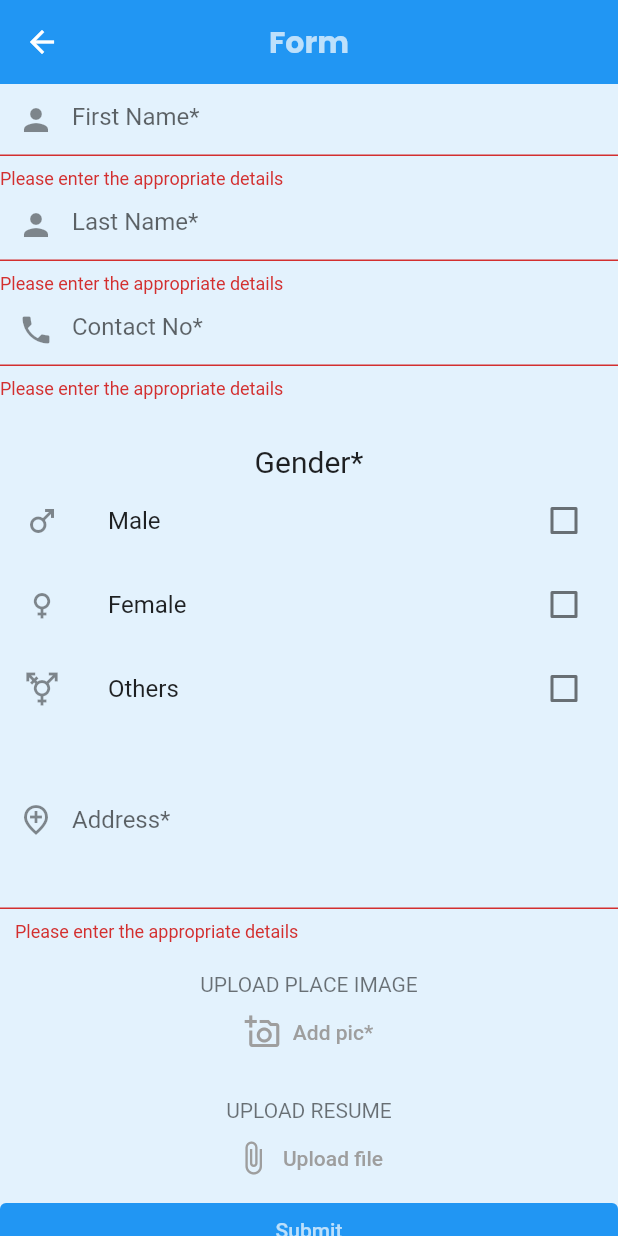
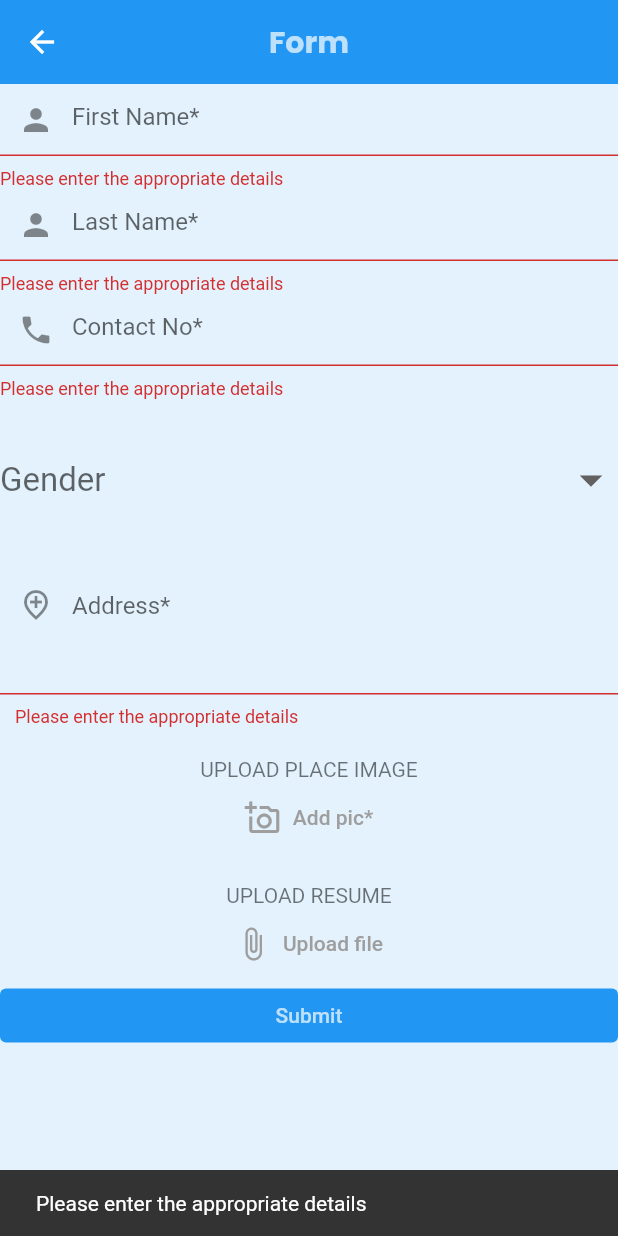
Before and after one commit to afranmuzammil/ResumeApp, a Flutter app: the Forms screen opened directly, after a tap on "Submit", on a phone screen of 412 x 824 dp. Run offline on Flutter 3.47's test engine with Material 2 defaults, Android fonts, the phone set to English and light mode, and no system bars; our stand-ins replace cloud_firestore, file_picker, firebase_core, firebase_storage, google_fonts, image_picker; accounts and stored records are empty.

Commit message:
firebase file upload and image upload

```diff
--- a/lib/pages/form.dart
+++ b/lib/pages/form.dart
@@ -1,9 +1,11 @@
 
 import 'dart:io';
 import 'package:cloud_firestore/cloud_firestore.dart';
+import 'package:file_picker/file_picker.dart';
 import 'package:flutter/material.dart';
 import 'package:google_fonts/google_fonts.dart';
 import 'package:image_picker/image_picker.dart';
+import 'package:firebase_storage/firebase_storage.dart' as firebase_storage;
 
 class Forms extends StatefulWidget {
   const Forms({Key? key}) : super(key: key);
@@ -15,6 +17,7 @@ class Forms extends StatefulWidget {
 class _FormsState extends State<Forms> {
   final ScrollController _controllerOne = ScrollController();
   final formKey = GlobalKey<FormState>();
+  firebase_storage.Reference ?ref;
 
   File ?userImage;
   final picker = ImagePicker();
@@ -69,15 +72,80 @@ class _FormsState extends State<Forms> {
     );
   }
 
+  firebase_storage.UploadTask? task;
+  File? file;
+
+  Future selectFile() async{
+    final result = await FilePicker.platform.pickFiles(allowMultiple: false);
+    if(result == null) return;
+    final path = result.files.single.path;
+
+    setState(() => file = File(path!));
+  }
+  String ?fileurl ;
+  Future uploadFile() async{
+    if(file == null ) return;
+
+    final fileName = (file!.path.split("/").last);
+    final destination = 'files/$fileName';
+
+   task = FirebaseApi.uploadFile(destination,file!);
+
+   if(task == null) return;
+   final snapshot = await task!.whenComplete(() {});
+   final urlDownload = await snapshot.ref.getDownloadURL();
+   fileurl = urlDownload;
+   print("Donwload url $urlDownload");
+  }
+
+  String ?imageLink;
+  var upTime;
+
+  Future uploadImageToFirebase(BuildContext context) async {
+    String fileName = userImage!.path;
+    ScaffoldMessenger.of(context).showSnackBar(
+      SnackBar(
+        content: Row(
+          mainAxisAlignment: MainAxisAlignment.spaceBetween,
+          children: const [
+           Text("Image Uploading..."),
+            // CircularProgressIndicator(
+            //   valueColor: Colors.white,
+            //   backgroundColor: Colors.white,
+            //   semanticsLabel: 'Linear progress indicator',
+            // ),
+          ],
+        ),
+      ),
+    );
+    print("hello");
+    ref = firebase_storage.FirebaseStorage.instance
+        .ref()
+        .child('uploads/${userImage!.path}');
+
+    await ref!.putFile(userImage!).whenComplete(() async {
+      ref?.getDownloadURL().then((value) {
+        imageLink = value;
+      });
+    });
+    //print(upTime);
+    return imageLink;
+  }
+
+
   //controllers
   final FirstName = TextEditingController();
   final LastName =  TextEditingController();
   final Mobile =  TextEditingController();
   final Address =  TextEditingController();
 
-  bool Male = false;
-  bool Female = false;
-  bool Others = false;
+  String ?GenderValue;
+  List GenderList=[
+    "Male",
+    "Female",
+    "Others"
+  ];
+
 
   bool uploadVisible = false;
   bool isEnabled = true;
@@ -171,75 +239,89 @@ class _FormsState extends State<Forms> {
                     const SizedBox(
                       height: 30.0,
                     ),
-                    const Text(
-                      'Gender*',
-                      style: TextStyle(
-                          fontSize: 20.0,
-                         // backgroundColor: Colors.black12
-                      ),
-                      textAlign: TextAlign.left,
+                    //Gender
+                    DropdownButton<String>(
+                      hint: const Text("Gender"),
+                      dropdownColor: Theme.of(context).secondaryHeaderColor,
+                      icon: const Icon(Icons.arrow_drop_down),
+                      iconSize: 36,
+                      isExpanded: true,
+                      underline: const SizedBox(),
+                      style: const TextStyle(color: Colors.black, fontSize: 22),
+                      value: GenderValue,
+                      onChanged: (String? newValue) {
+                        setState(() {
+                          GenderValue = newValue!;
+                        });
+                      },
+                      items: GenderList.map((valueItem) {
+                        return DropdownMenuItem<String>(
+                          value: valueItem,
+                          child: Text(valueItem),
+                        );
+                      }).toList(),
                     ),
                     //male
-                    CheckboxListTile(
-                      secondary: const Icon(Icons.male_outlined),
-                      title: const Text('Male'),
-                      //subtitle: Text('Ringing after 12 hours'),
-                      value: Male,
-                      onChanged: (bool? value) {
-                        setState(() {
-                          Male = value!;
-                        });
-                        if(Male==true){
-                          Gender.add("Male");
-                        }else if(value==false){
-                          Gender.remove("Male");
-                        }
-                      },
-                      // onChanged: (bool value) {
-                      //   setState(() {
-                      //     this.Male = value;
-                      //   });
-                      //   if (Male == true) {
-                      //     typeOfInstitutionList.add("MADRSA");
-                      //   } else if (valueMadrsa == false) {
-                      //     typeOfInstitutionList.remove("MADRSA");
-                      //   }
-                      // },
-                    ),
-                    //female
-                    CheckboxListTile(
-                      secondary: const Icon(Icons.female_outlined),
-                      title: const Text('Female'),
-                      //subtitle: Text('Ringing after 12 hours'),
-                      value: Female,
-                      onChanged: (bool? value) {
-                        setState(() {
-                          Female = value!;
-                        });
-                        if(Female==true){
-                          Gender.add("Female");
-                        }else if(value==false){
-                          Gender.remove("Female");
-                        }
-                      },
-                    ),
-                    //others
-                    CheckboxListTile(
-                      secondary: const Icon(Icons.transgender_outlined),
-                      title: const Text('Others'),
-                      //subtitle: Text('Ringing after 12 hours'),
-                      value: Others,
-                      onChanged: (bool? value) {
-                        setState(() {
-                          Others = value!;
-                        });
-                        if(Female==true){
-                          Gender.add("Others");
-                        }else if(value==false){
-                          Gender.remove("Others");
-                        }
-                      },
-                    ),
+                    // CheckboxListTile(
+                    //   secondary: const Icon(Icons.male_outlined),
+                    //   title: const Text('Male'),
+                    //   //subtitle: Text('Ringing after 12 hours'),
+                    //   value: Male,
+                    //   onChanged: (bool? value) {
+                    //     setState(() {
+                    //       Male = value!;
+                    //     });
+                    //     if(Male==true){
+                    //       Gender.add("Male");
+                    //     }else if(value==false){
+                    //       Gender.remove("Male");
+                    //     }
+                    //   },
+                    //   // onChanged: (bool value) {
+                    //   //   setState(() {
+                    //   //     this.Male = value;
+                    //   //   });
+                    //   //   if (Male == true) {
+                    //   //     typeOfInstitutionList.add("MADRSA");
+                    //   //   } else if (valueMadrsa == false) {
+                    //   //     typeOfInstitutionList.remove("MADRSA");
+                    //   //   }
+                    //   // },
+                    // ),
+                    // //female
+                    // CheckboxListTile(
+                    //   secondary: const Icon(Icons.female_outlined),
+                    //   title: const Text('Female'),
+                    //   //subtitle: Text('Ringing after 12 hours'),
+                    //   value: Female,
+                    //   onChanged: (bool? value) {
+                    //     setState(() {
+                    //       Female = value!;
+                    //     });
+                    //     if(Female==true){
+                    //       Gender.add("Female");
+                    //     }else if(value==false){
+                    //       Gender.remove("Female");
+                    //     }
+                    //   },
+                    // ),
+                    // //others
+                    // CheckboxListTile(
+                    //   secondary: const Icon(Icons.transgender_outlined),
+                    //   title: const Text('Others'),
+                    //   //subtitle: Text('Ringing after 12 hours'),
+                    //   value: Others,
+                    //   onChanged: (bool? value) {
+                    //     setState(() {
+                    //       Others = value!;
+                    //     });
+                    //     if(Female==true){
+                    //       Gender.add("Others");
+                    //     }else if(value==false){
+                    //       Gender.remove("Others");
+                    //     }
+                    //   },
+                    // ),
                     //Address
                     TextFormField(
                       controller: Address,
@@ -352,19 +434,18 @@ class _FormsState extends State<Forms> {
                     Column(
                       children: [
                         Center(
-                          child: userImage == null
+                          child: file == null
                               ? const Text(
                             "UPLOAD RESUME",
                             style: TextStyle(
                                 color: Colors.black54),
                           )
-                              : Image.file(userImage!),
+                              : const Text("File Uploaded"),
                         ),
                         Builder(
                           builder: (context) => TextButton.icon(
                             onPressed: () {
-                              //getImage();
-                              //_showPicker(context);
+                              selectFile();
                             },
                             icon: const Icon(
                               Icons.attach_file_outlined,
@@ -388,9 +469,43 @@ class _FormsState extends State<Forms> {
                             backgroundColor: Theme.of(context).primaryColor,
                             onSurface: Colors.grey,
                           ),
-                          onPressed:(){
+                          onPressed:()async{
                             if(formKey.currentState!.validate()){
-                                submitFunc();
+
+                                    await uploadImageToFirebase(context);
+                                    await uploadFile();
+                                    await Future.delayed(const Duration(seconds: 1));
+                                    print("upload done : $imageLink");
+                                    if (imageLink != null) {
+                                      submitFunc();
+                                      setState(() {
+                                        uploadVisible = true;
+                                      });
+                                      ScaffoldMessenger.of(context)
+                                          .showSnackBar(
+                                        const SnackBar(
+                                          content: Text("Image Uploaded"),
+                                        ),
+                                      );
+                                    } else {
+                                      ScaffoldMessenger.of(context)
+                                          .showSnackBar(
+                                        const SnackBar(
+                                          content: Text(
+                                              "Image Not upload try again"),
+                                        ),
+                                      );
+                                    }
+                                   // submitFunc();
+                            }
+                            else{
+                              ScaffoldMessenger.of(context)
+                                  .showSnackBar(
+                                const SnackBar(
+                                  content: Text(
+                                      "Please enter the appropriate details"),
+                                ),
+                              );
                             }
                               },
                           child: const Center(
@@ -417,9 +532,9 @@ class _FormsState extends State<Forms> {
           "LastName":LastName.text.toLowerCase().toString(),
           "Mobile":Mobile.text.toLowerCase().toString(),
           "Address":Address.text.toLowerCase().toString(),
-          "Gender":Gender.toString(),
-          "ImageUrl":"xxx--xxx",
-          "ResumeUrl":"xxx--xxx",
+          "Gender":GenderValue.toString(),
+          "ImageUrl":imageLink,
+          "ResumeUrl":fileurl,
         };
         FirebaseFirestore.instance
             .collection("Personal Details")
@@ -452,3 +567,15 @@ class _FormsState extends State<Forms> {
     });
   }
 }
+
+class FirebaseApi {
+  static firebase_storage.UploadTask? uploadFile(String destination, File file){
+    try{
+      final ref = firebase_storage.FirebaseStorage.instance.ref(destination);
+
+      return ref.putFile(file);
+  }on FirebaseException catch(e){
+      return null;
+  }
+  }
+}
--- a/pubspec.yaml
+++ b/pubspec.yaml
@@ -35,6 +35,7 @@ dependencies:
   firebase_storage: ^10.0.1
   cloud_firestore: ^2.4.0
   firebase_core: ^1.0.1
+  file_picker: ^3.0.1
 
   # The following adds the Cupertino Icons font to your application.
   # Use with the CupertinoIcons class for iOS style icons.
```
Also changed, not shown: pubspec.lock, 1 other file.
